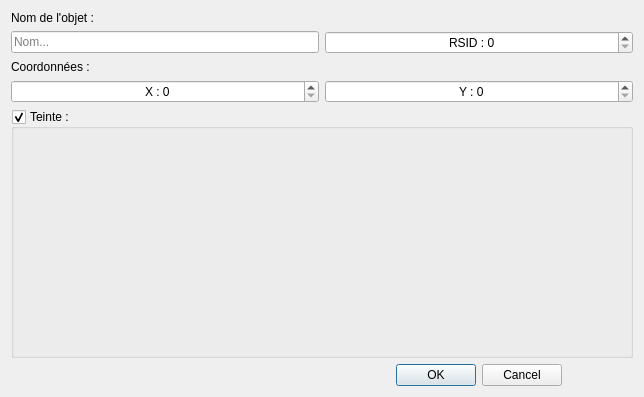
Above: Client/MapEditorAddObjectDialog.ui from SirLynix/celendel before the change. Below: the same form after it.
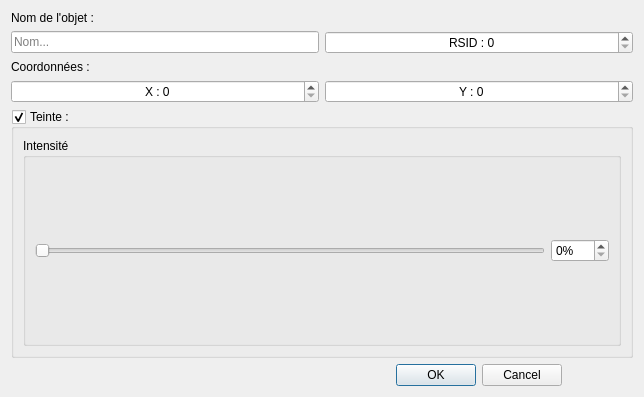
That is the form after the change.

```diff
--- a/Client/MapEditorAddObjectDialog.ui
+++ b/Client/MapEditorAddObjectDialog.ui
@@ -144,7 +144,43 @@
        </property>
        <layout class="QHBoxLayout" name="horizontalLayout">
         <item>
-         <layout class="QHBoxLayout" name="colorLayout"/>
+         <layout class="QVBoxLayout" name="verticalLayout">
+          <item>
+           <widget class="QGroupBox" name="groupBox">
+            <property name="title">
+             <string>Intensité</string>
+            </property>
+            <layout class="QHBoxLayout" name="horizontalLayout_3">
+             <item>
+              <widget class="QSlider" name="valueSlider">
+               <property name="maximum">
+                <number>100</number>
+               </property>
+               <property name="orientation">
+                <enum>Qt::Horizontal</enum>
+               </property>
+              </widget>
+             </item>
+             <item>
+              <widget class="QSpinBox" name="valueSB">
+               <property name="accelerated">
+                <bool>true</bool>
+               </property>
+               <property name="suffix">
+                <string>%</string>
+               </property>
+               <property name="maximum">
+                <number>100</number>
+               </property>
+              </widget>
+             </item>
+            </layout>
+           </widget>
+          </item>
+          <item>
+           <layout class="QHBoxLayout" name="colorLayout"/>
+          </item>
+         </layout>
         </item>
        </layout>
        <zorder>horizontalLayoutWidget</zorder>
```
Left out of the diff: 6 changed lines with no effect on the pictures.
